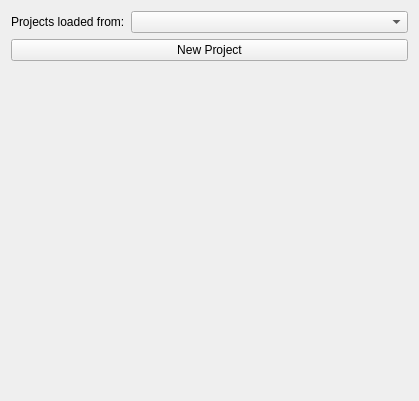
roam-qgis/Roam, file src/configmanager/ui/nodewidgets/ui_projectswidget.ui: the form before one commit.
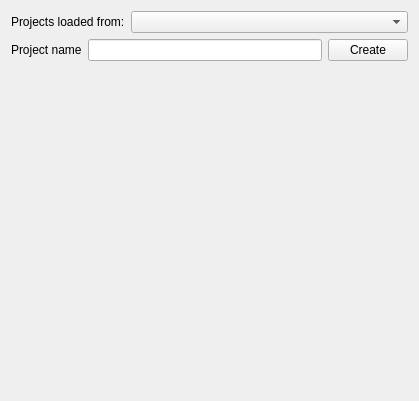
The form after the commit. Icons and pictures are not drawn.

Commit message:
Add new form and new project text boxes on projects and forms nodes
Only enable button if the folder doesn't already exits.

What changed in the file:
```diff
--- a/src/configmanager/ui/nodewidgets/ui_projectswidget.ui
+++ b/src/configmanager/ui/nodewidgets/ui_projectswidget.ui
@@ -35,9 +35,23 @@
     </layout>
    </item>
    <item>
+    <layout class="QGridLayout" name="gridLayout">
+     <property name="topMargin">
+      <number>0</number>
+     </property>
+     <item row="1" column="1">
+      <widget class="QLineEdit" name="projectNameEdit"/>
+     </item>
+     <item row="1" column="2">
     <widget class="QPushButton" name="btnNewProject">
+       <property name="sizePolicy">
+        <sizepolicy hsizetype="Minimum" vsizetype="Preferred">
+         <horstretch>0</horstretch>
+         <verstretch>0</verstretch>
+        </sizepolicy>
+       </property>
      <property name="text">
-      <string>New Project</string>
+        <string>Create</string>
      </property>
      <property name="icon">
       <iconset resource="../../../roam/resources.qrc">
@@ -51,15 +65,27 @@
      </property>
     </widget>
    </item>
+     <item row="1" column="0">
+      <widget class="QLabel" name="label">
+       <property name="text">
+        <string>Project name</string>
+       </property>
+      </widget>
+     </item>
+    </layout>
+   </item>
    <item>
     <spacer name="verticalSpacer_3">
      <property name="orientation">
       <enum>Qt::Vertical</enum>
      </property>
+     <property name="sizeType">
+      <enum>QSizePolicy::Expanding</enum>
+     </property>
      <property name="sizeHint" stdset="0">
       <size>
        <width>20</width>
-       <height>240</height>
+       <height>20</height>
       </size>
      </property>
     </spacer>
```
Lines whose indentation alone changed are shown as unchanged. The commit also changes 5 other files.
